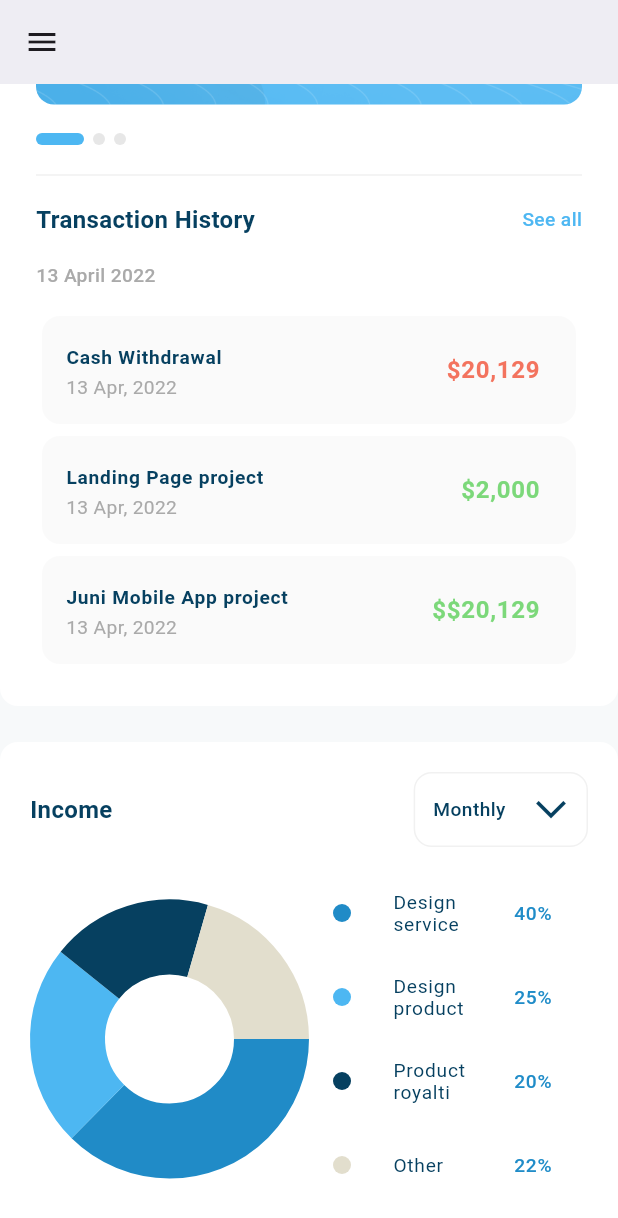
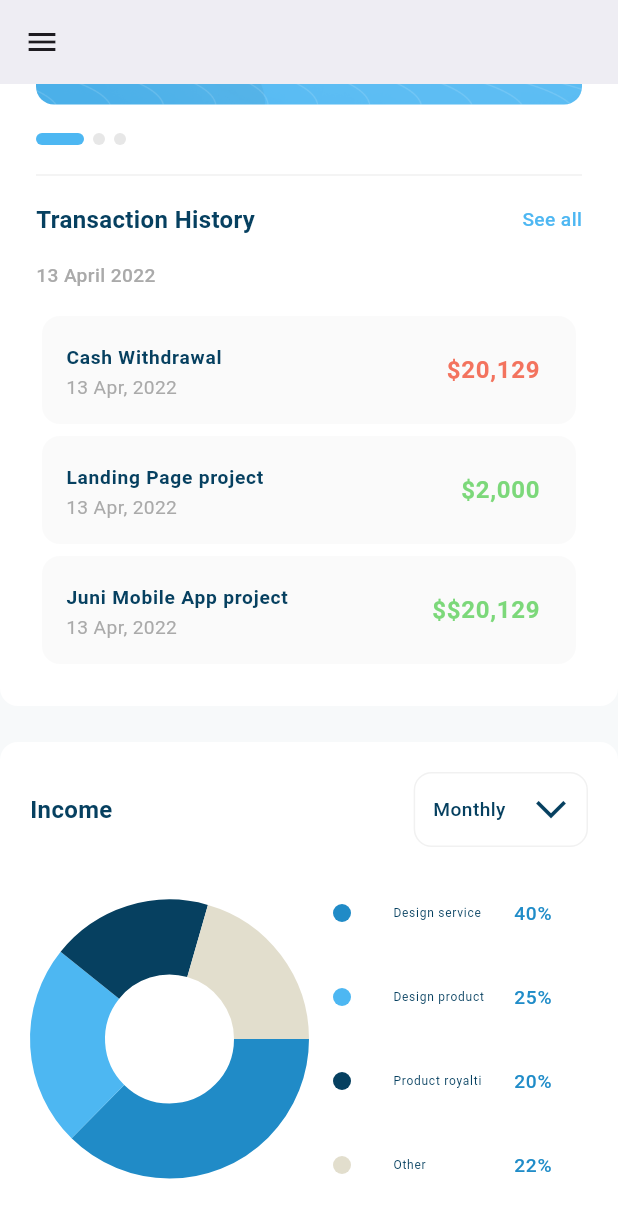
Before and after one commit to YoussefElShorbagy21/responsive_dashboard, a Flutter app: the screen it shows after launch, scrolled down 1110 dp, on a phone screen of 412 x 824 dp. Shown: the top 1218 px of the screen. Run offline on Flutter 3.47's test engine with Material 3 defaults, Android fonts, the phone set to English and light mode, and no system bars; drawn by our look-alikes of expandable_page_view, fl_chart; our stand-ins replace device_preview, flutter_svg; Roboto replaces fonts that are missing (Montserrat); project files that could hold a hidden picture were left out.

Commit message:
update for mobile

```diff
--- a/lib/main.dart
+++ b/lib/main.dart
@@ -5,10 +5,7 @@ import 'package:responsive_dashboard/views/dashboard_view.dart';
 
 void main() {
   runApp(
-    DevicePreview(
-      enabled: !kReleaseMode,
-      builder: (context) => const ResponsiveDashBoard(),
-    ),
+    const ResponsiveDashBoard(),
   );
 }
 
@@ -18,9 +15,9 @@ class ResponsiveDashBoard extends StatelessWidget {
   @override
   Widget build(BuildContext context) {
     return MaterialApp(
-      useInheritedMediaQuery: true,
+/*      useInheritedMediaQuery: true,
       locale: DevicePreview.locale(context),
-      builder: DevicePreview.appBuilder,
+      builder: DevicePreview.appBuilder,*/
       debugShowCheckedModeBanner: false,
       theme: ThemeData(
         useMaterial3: true,
--- a/lib/utils/size_config.dart
+++ b/lib/utils/size_config.dart
@@ -1,5 +1,5 @@
 class SizeConfig {
   static const double desktop  = 1320 ;
 
-  static const double tablet = 800 ;
+  static const double tablet = 900 ;
 }
--- a/lib/views/widgets/custom_drawer.dart
+++ b/lib/views/widgets/custom_drawer.dart
@@ -16,7 +16,8 @@ class CustomDrawer extends StatelessWidget {
       subTitle: 'demo@gmail.com');
   @override
   Widget build(BuildContext context) {
-    return Container(
+    return SafeArea(
+      child: Container(
         width: MediaQuery.sizeOf(context).width * 0.7,
         color: Colors.white,
         child: CustomScrollView(
@@ -56,6 +57,7 @@ class CustomDrawer extends StatelessWidget {
             ),
           ],
         ),
+      ),
     );
   }
 }
--- a/lib/views/widgets/item_details.dart
+++ b/lib/views/widgets/item_details.dart
@@ -20,6 +20,7 @@ class ItemDetails extends StatelessWidget {
       title: Text(itemDetailsModel.title,
           style: AppStyles.styleRegular16(context).copyWith(
             color: const Color(0xFF064060),
+            fontSize: getResponsiveFontSize(context,fontSize: 10)
           )),
       trailing: Text(
         itemDetailsModel.value,
```
Also changed, not shown: lib/views/widgets/custom_button.dart (+7 -4 lines). Lines whose indentation alone changed are shown as unchanged.
